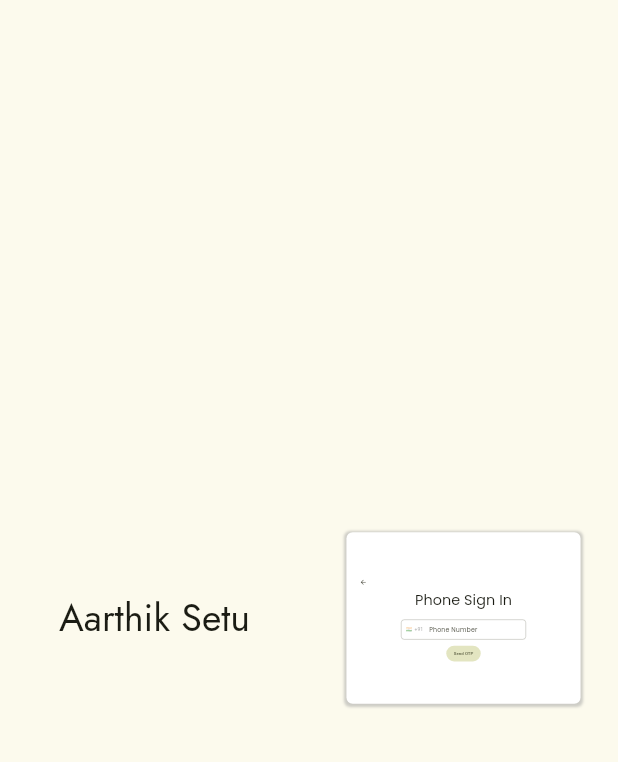
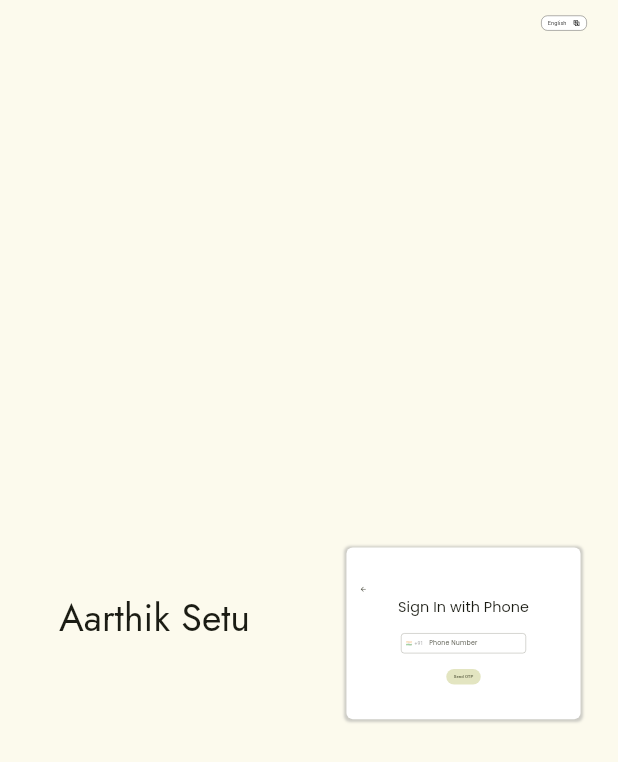
Before and after one commit to HareNTortoise/Aarthik-Setu, a Flutter app: the SignInDesktop screen opened directly, after a tap on "Phone", on a phone screen of 412 x 824 dp. Shown: the top 762 px of the screen. Run offline on Flutter 3.47's test engine with Material 3 defaults, Android fonts, the phone set to English and light mode, and no system bars; drawn by our look-alikes of dropdown_button2; our stand-ins replace auto_size_text, firebase_auth, firebase_core, flutter_bloc, flutter_svg, go_router and 7 more; accounts and stored records are empty; generated files the repository leaves out were written again.

Commit message:
Set up localization

```diff
--- a/aarthik_setu/lib/pages/desktop/auth/components/phone_number_form.dart
+++ b/aarthik_setu/lib/pages/desktop/auth/components/phone_number_form.dart
@@ -8,6 +8,7 @@ import 'package:logger/logger.dart';
 import 'package:otp_text_field/otp_field.dart';
 import 'package:otp_text_field/style.dart';
 import '../../../../cubit/phone_form_cubit.dart';
+import 'package:flutter_gen/gen_l10n/app_localizations.dart';
 
 class PhoneNumberFormDesktop extends StatefulWidget {
   const PhoneNumberFormDesktop({super.key});
@@ -53,6 +54,7 @@ class _PhoneNumberFormDesktopState extends State<PhoneNumberFormDesktop> {
 
   @override
   Widget build(BuildContext context) {
+    final localizations = AppLocalizations.of(context);
     return Padding(
       padding: const EdgeInsets.symmetric(horizontal: 30),
       child: Column(
@@ -70,8 +72,8 @@ class _PhoneNumberFormDesktopState extends State<PhoneNumberFormDesktop> {
               },
             ),
           ),
-          Text('Phone Sign In', style: GoogleFonts.poppins(fontSize: 46, fontWeight: FontWeight.w400)),
-          const SizedBox(height: 30),
+          Text(localizations!.phoneSignInFormTitle, style: GoogleFonts.poppins(fontSize: 46, fontWeight: FontWeight.w400)),
+          const SizedBox(height: 50),
           Form(
             key: _formKey,
             child: Column(
@@ -83,10 +85,10 @@ class _PhoneNumberFormDesktopState extends State<PhoneNumberFormDesktop> {
                       enabled: !(state as PhoneForm).isOTPSent,
                       validator: (value) {
                         if (value == null || value.isEmpty) {
-                          return 'Please enter phone number';
+                          return localizations.enterPhoneNumber;
                         }
                         if (value.length < 10) {
-                          return 'Please enter a valid phone number';
+                          return localizations.enterValidPhoneNumber;
                         }
                         return null;
                       },
@@ -95,7 +97,7 @@ class _PhoneNumberFormDesktopState extends State<PhoneNumberFormDesktop> {
                         LengthLimitingTextInputFormatter(10),
                       ],
                       decoration: InputDecoration(
-                        labelText: 'Phone Number',
+                        labelText: localizations.phoneNumber,
                         labelStyle: GoogleFonts.poppins(fontSize: 20),
                         border: const OutlineInputBorder(borderRadius: BorderRadius.all(Radius.circular(10))),
                         constraints: const BoxConstraints(maxWidth: 400),
@@ -118,7 +120,7 @@ class _PhoneNumberFormDesktopState extends State<PhoneNumberFormDesktop> {
               ],
             ),
           ),
-          const SizedBox(height: 20),
+          const SizedBox(height: 50),
           BlocBuilder<PhoneFormCubit, PhoneFormState>(
             builder: (context, state) {
               return Column(
@@ -135,13 +137,13 @@ class _PhoneNumberFormDesktopState extends State<PhoneNumberFormDesktop> {
                       style: ButtonStyle(
                         minimumSize: WidgetStateProperty.all(const Size(100, 50)),
                       ),
-                      child: const Text('Send OTP'),
+                      child: Text(localizations.sendOtp),
                     ),
                   if (state.isOTPSent) ...[
                     const SizedBox(height: 20),
-                    const Text('Enter OTP', style: TextStyle(fontSize: 22)),
+                    Text(localizations.enterOtp, style: const TextStyle(fontSize: 22)),
                     const SizedBox(height: 10),
-                    Text('Resend OTP in $_start seconds', style: GoogleFonts.poppins(fontSize: 16)),
+                    Text(localizations.otpExpireIn(_start), style: GoogleFonts.poppins(fontSize: 16)),
                     const SizedBox(height: 40),
                     AnimatedContainer(
                       duration: const Duration(milliseconds: 500),
@@ -156,7 +158,7 @@ class _PhoneNumberFormDesktopState extends State<PhoneNumberFormDesktop> {
                         textFieldAlignment: MainAxisAlignment.spaceAround,
                         fieldStyle: FieldStyle.box,
                         onCompleted: (otp) {
-                          Logger().i('OTP Received: $otp');
+                          Logger().i('${localizations.otpReceived}: $otp');
                         },
                       ),
                     ),
@@ -168,13 +170,11 @@ class _PhoneNumberFormDesktopState extends State<PhoneNumberFormDesktop> {
                           onPressed: () {
                             _timer?.cancel();
                             startOtpTimer();
-                            // // context.read<PhoneFormCubit>().sendOtp(_phoneController.text);
-                            //context.read<PhoneFormCubit>().toggleOTPSent();
                           },
                           style: ButtonStyle(
                             minimumSize: WidgetStateProperty.all(const Size(100, 50)),
                           ),
-                          child: const Text('Resend OTP'),
+                          child: Text(localizations.resendOtp),
                         ),
                         const SizedBox(width: 40),
                         FilledButton.tonal(
@@ -182,7 +182,7 @@ class _PhoneNumberFormDesktopState extends State<PhoneNumberFormDesktop> {
                           style: ButtonStyle(
                             minimumSize: WidgetStateProperty.all(const Size(100, 50)),
                           ),
-                          child: const Text('Verify OTP'),
+                          child: Text(localizations.verifyOtp),
                         ),
                       ],
                     ),
--- a/aarthik_setu/lib/pages/desktop/auth/components/sign_in_options.dart
+++ b/aarthik_setu/lib/pages/desktop/auth/components/sign_in_options.dart
@@ -4,18 +4,24 @@ import 'package:flutter_svg/svg.dart';
 import 'package:google_fonts/google_fonts.dart';
 import '../../../../bloc/auth/auth_bloc.dart';
 import '../../../../cubit/phone_form_cubit.dart';
+import 'package:flutter_gen/gen_l10n/app_localizations.dart';
 
 class SignInOptionsDesktop extends StatelessWidget {
   const SignInOptionsDesktop({super.key});
 
   @override
   Widget build(BuildContext context) {
+    final localizations = AppLocalizations.of(context);
+
     return Padding(
       padding: const EdgeInsets.symmetric(horizontal: 70),
       child: Column(
         children: [
           const SizedBox(height: 30),
-          Text('Sign In', style: GoogleFonts.poppins(fontSize: 70, fontWeight: FontWeight.w400)),
+          Text(
+            localizations!.signIn, // Use localized string
+            style: GoogleFonts.poppins(fontSize: 70, fontWeight: FontWeight.w400),
+          ),
           const SizedBox(height: 80),
           OutlinedButton(
             onPressed: () {
@@ -34,7 +40,7 @@ class SignInOptionsDesktop extends StatelessWidget {
                 ),
                 const SizedBox(width: 10),
                 Text(
-                  "Google",
+                  localizations.googleSignIn, // Use localized string
                   style: GoogleFonts.jost(fontSize: 30, color: Colors.black),
                 ),
               ],
@@ -56,7 +62,7 @@ class SignInOptionsDesktop extends StatelessWidget {
                 ),
                 const SizedBox(width: 10),
                 Text(
-                  "Phone",
+                  localizations.phoneSignIn, // Use localized string
                   style: GoogleFonts.jost(fontSize: 30, color: Colors.black),
                 ),
               ],
--- a/aarthik_setu/lib/pages/desktop/auth/sign_in.dart
+++ b/aarthik_setu/lib/pages/desktop/auth/sign_in.dart
@@ -1,33 +1,51 @@
+import 'package:aarthik_setu/bloc/l10n/l10n_bloc.dart';
 import 'package:aarthik_setu/constants/app_constants.dart';
 import 'package:aarthik_setu/cubit/phone_form_cubit.dart';
+import 'package:aarthik_setu/global_components/language_dropdown.dart';
 import 'package:aarthik_setu/pages/desktop/auth/components/phone_number_form.dart';
 import 'package:aarthik_setu/pages/desktop/auth/components/sign_in_options.dart';
 import 'package:flutter/material.dart';
 import 'package:flutter_bloc/flutter_bloc.dart';
 import 'package:google_fonts/google_fonts.dart';
 import 'package:responsive_framework/responsive_framework.dart';
+import 'package:flutter_gen/gen_l10n/app_localizations.dart';
 
 class SignInDesktop extends StatelessWidget {
   const SignInDesktop({super.key});
 
   @override
   Widget build(BuildContext context) {
+    final localizations = AppLocalizations.of(context);
     return ResponsiveScaledBox(
       width: AppConstants.desktopScaleWidth,
-      child: Scaffold(
+      child: Localizations.override(
+        context: context,
+        locale: (context.watch<L10nBloc>().state as L10n).locale,
+        child: BlocBuilder<L10nBloc, L10nState>(
+          builder: (context, state) {
+            return Scaffold(
               body: Row(
                 children: [
                   Expanded(
                     flex: 1,
                     child: Center(
                       child: Text(
-                  'Aarthik Setu',
+                        localizations!.appTitle,
                         style: GoogleFonts.jost(fontSize: 120, fontWeight: FontWeight.w400),
                       ),
                     ),
                   ),
                   Expanded(
                     flex: 1,
+                    child: Column(
+                      children: [
+                        const SizedBox(height: 50),
+                        Container(
+                          padding: const EdgeInsets.symmetric(horizontal: 100),
+                          alignment: Alignment.topRight,
+                          child: const LanguageDropdown(),
+                        ),
+                        Expanded(
                           child: Center(
                             child: BlocBuilder<PhoneFormCubit, PhoneFormState>(
                               builder: (context, state) {
@@ -46,11 +64,9 @@ class SignInDesktop extends StatelessWidget {
                                       ),
                                     ],
                                   ),
-                      child:  (state as PhoneForm).isPhoneInputOpen
-                          ? const PhoneNumberFormDesktop(
-                      )
-                          : SignInOptionsDesktop(
-                      ),
+                                  child: (state as PhoneForm).isPhoneInputOpen
+                                      ? const PhoneNumberFormDesktop()
+                                      : const SignInOptionsDesktop(),
                                 );
                               },
                             ),
@@ -59,6 +75,12 @@ class SignInDesktop extends StatelessWidget {
                       ],
                     ),
                   ),
+                ],
+              ),
+            );
+          },
+        ),
+      ),
     );
   }
 }
--- a/aarthik_setu/lib/pages/mobile/auth/components/phone_number_form.dart
+++ b/aarthik_setu/lib/pages/mobile/auth/components/phone_number_form.dart
@@ -1,5 +1,6 @@
 import 'dart:async';
 import 'package:aarthik_setu/global_components/country_code_dropdown.dart';
+import 'package:auto_size_text/auto_size_text.dart';
 import 'package:flutter/material.dart';
 import 'package:flutter/services.dart';
 import 'package:flutter_bloc/flutter_bloc.dart';
@@ -8,6 +9,7 @@ import 'package:logger/logger.dart';
 import 'package:otp_text_field/otp_field.dart';
 import 'package:otp_text_field/style.dart';
 import '../../../../cubit/phone_form_cubit.dart';
+import 'package:flutter_gen/gen_l10n/app_localizations.dart';
 
 class PhoneNumberFormMobile extends StatefulWidget {
   const PhoneNumberFormMobile({super.key});
@@ -53,12 +55,14 @@ class _PhoneNumberFormMobileState extends State<PhoneNumberFormMobile> {
 
   @override
   Widget build(BuildContext context) {
+    final localizations = AppLocalizations.of(context);
     return Padding(
       padding: const EdgeInsets.symmetric(horizontal: 30),
       child: Column(
         mainAxisAlignment: MainAxisAlignment.center,
         children: [
           Row(
+            mainAxisSize: MainAxisSize.max,
             children: [
               Container(
                 alignment: Alignment.centerLeft,
@@ -73,7 +77,16 @@ class _PhoneNumberFormMobileState extends State<PhoneNumberFormMobile> {
                 ),
               ),
               const SizedBox(width: 10),
-              Text('Phone Sign In', style: GoogleFonts.poppins(fontSize: 30, fontWeight: FontWeight.w400)),
+              SizedBox(
+                width: 230,
+                height: 50,
+                child: Center(
+                  child: AutoSizeText(
+                    localizations!.phoneSignInFormTitle,
+                    style: GoogleFonts.poppins(fontSize: 21, fontWeight: FontWeight.w400),
+                  ),
+                ),
+              ),
             ],
           ),
           const SizedBox(height: 30),
@@ -88,10 +101,10 @@ class _PhoneNumberFormMobileState extends State<PhoneNumberFormMobile> {
                       enabled: !(state as PhoneForm).isOTPSent,
                       validator: (value) {
                         if (value == null || value.isEmpty) {
-                          return 'Please enter phone number';
+                          return localizations.enterPhoneNumber;
                         }
                         if (value.length < 10) {
-                          return 'Please enter a valid phone number';
+                          return localizations.enterValidPhoneNumber;
                         }
                         return null;
                       },
@@ -100,7 +113,7 @@ class _PhoneNumberFormMobileState extends State<PhoneNumberFormMobile> {
                         LengthLimitingTextInputFormatter(10),
                       ],
                       decoration: InputDecoration(
-                        labelText: 'Phone Number',
+                        labelText: localizations.phoneNumber,
                         labelStyle: GoogleFonts.poppins(fontSize: 20),
                         border: const OutlineInputBorder(borderRadius: BorderRadius.all(Radius.circular(10))),
                         constraints: const BoxConstraints(maxWidth: 400),
@@ -137,12 +150,12 @@ class _PhoneNumberFormMobileState extends State<PhoneNumberFormMobile> {
                             style: ButtonStyle(
                               minimumSize: WidgetStateProperty.all(const Size(100, 50)),
                             ),
-                            child: const Text('Send OTP'),
+                            child: Text(localizations.sendOtp),
                           ),
                         if (state.isOTPSent) ...[
-                          const Text('Enter OTP', style: TextStyle(fontSize: 22)),
+                          Text(localizations.enterOtp, style: const TextStyle(fontSize: 22)),
                           const SizedBox(height: 10),
-                          Text('Resend OTP in $_start seconds', style: GoogleFonts.poppins(fontSize: 16)),
+                          Text(localizations.otpExpireIn(_start), style: GoogleFonts.poppins(fontSize: 16)),
                           const SizedBox(height: 40),
                           AnimatedContainer(
                             duration: const Duration(milliseconds: 500),
@@ -157,15 +170,18 @@ class _PhoneNumberFormMobileState extends State<PhoneNumberFormMobile> {
                               textFieldAlignment: MainAxisAlignment.spaceAround,
                               fieldStyle: FieldStyle.box,
                               onCompleted: (otp) {
-                                Logger().i('OTP Received: $otp');
+                                Logger().i(localizations.otpReceived);
                               },
                             ),
                           ),
                           const SizedBox(height: 40),
                           Row(
-                            mainAxisAlignment: MainAxisAlignment.center,
+                            mainAxisAlignment: MainAxisAlignment.spaceBetween,
+                            mainAxisSize: MainAxisSize.max,
                             children: [
-                              FilledButton.tonal(
+                              SizedBox(
+                                width: 130,
+                                child: FilledButton.tonal(
                                   onPressed: () {
                                     _timer?.cancel();
                                     startOtpTimer();
@@ -175,15 +191,18 @@ class _PhoneNumberFormMobileState extends State<PhoneNumberFormMobile> {
                                   style: ButtonStyle(
                                     minimumSize: WidgetStateProperty.all(const Size(100, 50)),
                                   ),
-                                child: const Text('Resend OTP'),
+                                  child: Text(localizations.resendOtp),
                                 ),
-                              const SizedBox(width: 40),
-                              FilledButton.tonal(
+                              ),
+                              SizedBox(
+                                width: 130,
+                                child: FilledButton.tonal(
                                   onPressed: _isVerifyButtonEnabled ? () {} : null,
                                   style: ButtonStyle(
                                     minimumSize: WidgetStateProperty.all(const Size(100, 50)),
                                   ),
-                                child: const Text('Verify OTP'),
+                                  child: Text(localizations.verifyOtp),
+                                ),
                               ),
                             ],
                           ),
--- a/aarthik_setu/lib/pages/mobile/auth/components/sign_in_options.dart
+++ b/aarthik_setu/lib/pages/mobile/auth/components/sign_in_options.dart
@@ -4,17 +4,19 @@ import 'package:flutter_svg/svg.dart';
 import 'package:google_fonts/google_fonts.dart';
 import '../../../../bloc/auth/auth_bloc.dart';
 import '../../../../cubit/phone_form_cubit.dart';
+import 'package:flutter_gen/gen_l10n/app_localizations.dart';
 
 class SignInOptionsMobile extends StatelessWidget {
   const SignInOptionsMobile({super.key});
 
   @override
   Widget build(BuildContext context) {
+    final localizations = AppLocalizations.of(context);
     return Padding(
       padding: const EdgeInsets.symmetric(horizontal: 30),
       child: Column(
         children: [
-          Text('Sign In', style: GoogleFonts.poppins(fontSize: 40, fontWeight: FontWeight.w400)),
+          Text(localizations!.signIn, style: GoogleFonts.poppins(fontSize: 40, fontWeight: FontWeight.w400)),
           const SizedBox(height: 20),
           OutlinedButton(
             onPressed: () {
@@ -33,7 +35,7 @@ class SignInOptionsMobile extends StatelessWidget {
                 ),
                 const SizedBox(width: 10),
                 Text(
-                  "Google",
+                  localizations.googleSignIn,
                   style: GoogleFonts.jost(fontSize: 26, color: Colors.black),
                 ),
               ],
@@ -55,7 +57,7 @@ class SignInOptionsMobile extends StatelessWidget {
                 ),
                 const SizedBox(width: 10),
                 Text(
-                  "Phone",
+                  localizations.phoneSignIn,
                   style: GoogleFonts.jost(fontSize: 26, color: Colors.black),
                 ),
               ],
--- a/aarthik_setu/lib/pages/mobile/auth/sign_in.dart
+++ b/aarthik_setu/lib/pages/mobile/auth/sign_in.dart
@@ -4,24 +4,40 @@ import 'package:flutter/material.dart';
 import 'package:flutter_bloc/flutter_bloc.dart';
 import 'package:google_fonts/google_fonts.dart';
 import 'package:responsive_framework/responsive_framework.dart';
+import '../../../bloc/l10n/l10n_bloc.dart';
 import '../../../constants/app_constants.dart';
 import '../../../cubit/phone_form_cubit.dart';
+import '../../../global_components/language_dropdown.dart';
+import 'package:flutter_gen/gen_l10n/app_localizations.dart';
 
 class SignInMobile extends StatelessWidget {
   const SignInMobile({super.key});
 
   @override
   Widget build(BuildContext context) {
+    final localizations = AppLocalizations.of(context);
     return ResponsiveScaledBox(
       width: AppConstants.mobileScaleWidth,
+      child: Localizations.override(
+        context: context,
+        locale: (context.watch<L10nBloc>().state as L10n).locale,
+        child: BlocBuilder<L10nBloc, L10nState>(
+          builder: (context, state) {
+            return SafeArea(
               child: Scaffold(
                 body: SizedBox.expand(
                   child: SingleChildScrollView(
                     child: Column(
                       children: [
-                const SizedBox(height: 200),
+                        const SizedBox(height: 30),
+                        Container(
+                          padding: const EdgeInsets.symmetric(horizontal: 40),
+                          alignment: Alignment.centerLeft,
+                          child: const LanguageDropdown(),
+                        ),
+                        const SizedBox(height: 120),
                         Text(
-                  'Aarthik Setu',
+                          localizations!.appTitle,
                           style: GoogleFonts.poppins(fontSize: 55),
                         ),
                         const SizedBox(height: 80),
@@ -42,13 +58,13 @@ class SignInMobile extends StatelessWidget {
                                   ],
                                 ),
                                 child: IntrinsicHeight(
-                        child: Padding(padding: const EdgeInsets.only(top:20, bottom: 40),
+                                  child: Padding(
+                                    padding: const EdgeInsets.only(top: 20, bottom: 40),
                                     child: (state as PhoneForm).isPhoneInputOpen
                                         ? const PhoneNumberFormMobile()
                                         : const SignInOptionsMobile(),
                                   ),
-                      )
-                    );
+                                ));
                           },
                         ),
                       ],
@@ -57,5 +73,9 @@ class SignInMobile extends StatelessWidget {
                 ),
               ),
             );
+          },
+        ),
+      ),
+    );
   }
 }
```
Lines whose indentation alone changed are shown as unchanged.
